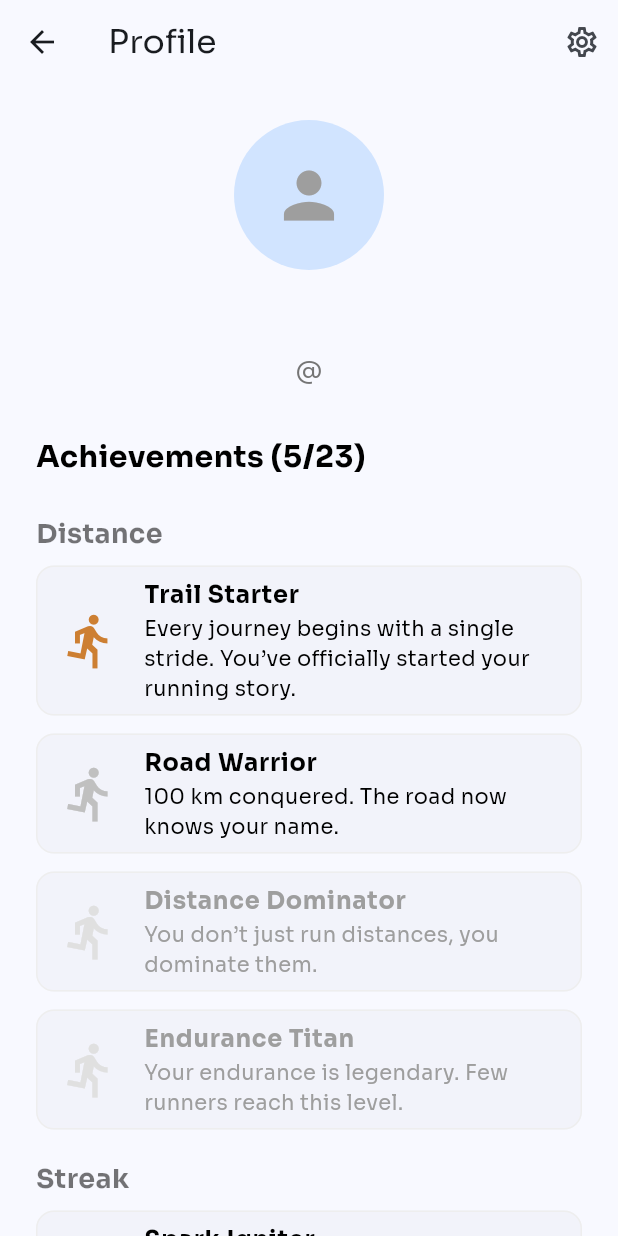
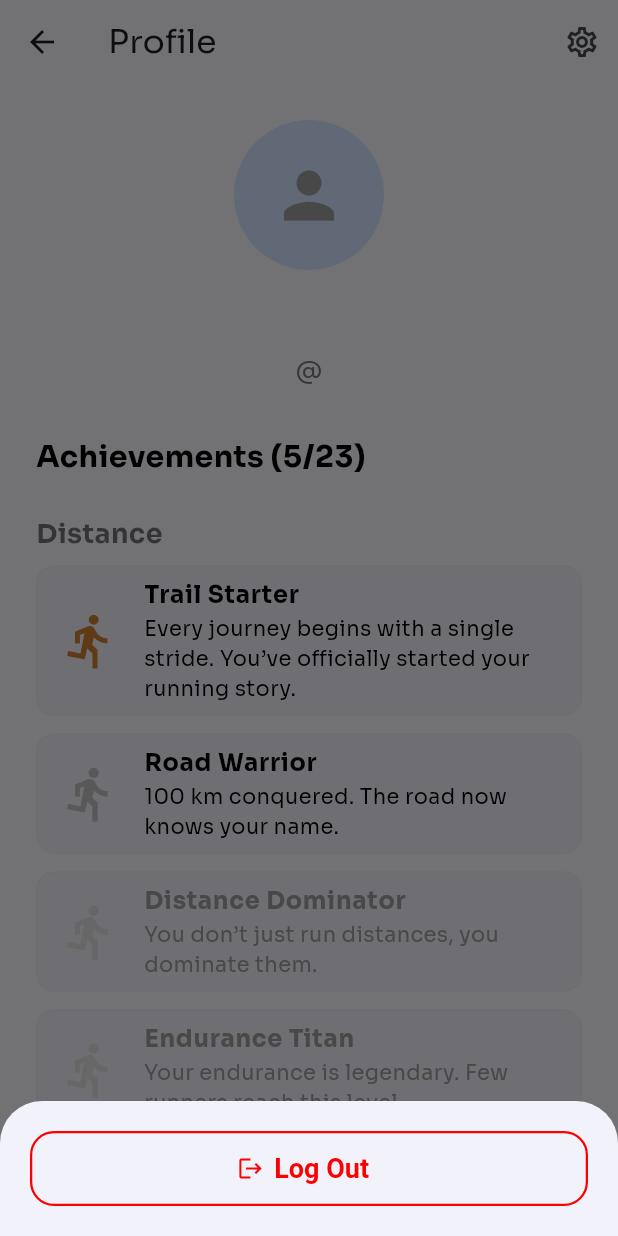
Before and after one commit to IT22202468/bolt, a Flutter app: the ProfilePage screen opened directly, after a tap on the "settings" icon, on a phone screen of 412 x 824 dp. Run offline on Flutter 3.47's test engine with Material 3 defaults, Android fonts, the phone set to English and light mode, and no system bars; our stand-ins replace firebase_auth, firebase_core, google_fonts, google_sign_in; accounts and stored records are empty.

Commit message:
feat: Refactor ProfilePage to integrate LogoutButton with settings menu and improve logout functionality

```diff
--- a/lib/features/Profile/profile_page.dart
+++ b/lib/features/Profile/profile_page.dart
@@ -1,6 +1,8 @@
+import 'package:bolt/features/Auth/auth_page.dart';
+import 'package:bolt/shared/widgets/logout_button.dart';
 import 'package:firebase_auth/firebase_auth.dart';
 import 'package:flutter/material.dart';
-import '../../shared/widgets/logout_button.dart';
+import 'package:google_sign_in/google_sign_in.dart';
 
 // --- Data Models for Achievements ---
 
@@ -210,9 +212,7 @@ class ProfilePage extends StatelessWidget {
         actions: [
           IconButton(
             icon: const Icon(Icons.settings_outlined),
-            onPressed: () {
-              // TODO: Implement settings navigation
-            },
+            onPressed: () => _showSettingsMenu(context),
           ),
         ],
       ),
@@ -222,14 +222,31 @@ class ProfilePage extends StatelessWidget {
           _buildProfileHeader(),
           const SizedBox(height: 32),
           _buildAchievements(),
-          const SizedBox(height: 32),
-          LogoutButton(
-            onPressed: () {
-              // TODO: Implement logout functionality
+        ],
+      ),
+    );
+  }
+
+  void _showSettingsMenu(BuildContext context) {
+    showModalBottomSheet(
+      context: context,
+      builder: (BuildContext bc) {
+        return Container(
+          padding: const EdgeInsets.all(20.0),
+          child: LogoutButton(
+            onPressed: () async {
+              Navigator.of(context).pop();
+              await GoogleSignIn().signOut();
+              await FirebaseAuth.instance.signOut();
+              if (!context.mounted) return;
+              Navigator.of(context).pushAndRemoveUntil(
+                MaterialPageRoute(builder: (_) => const AuthPage()),
+                (route) => false,
+              );
             },
           ),
-        ],
-      ),
+        );
+      },
     );
   }
 
```
